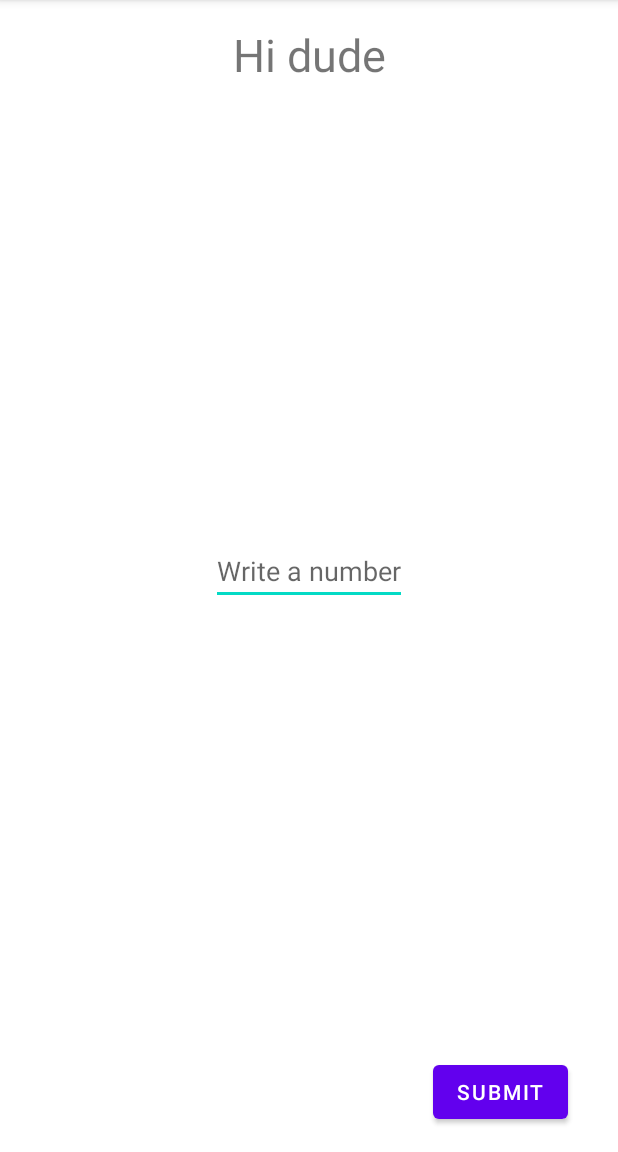
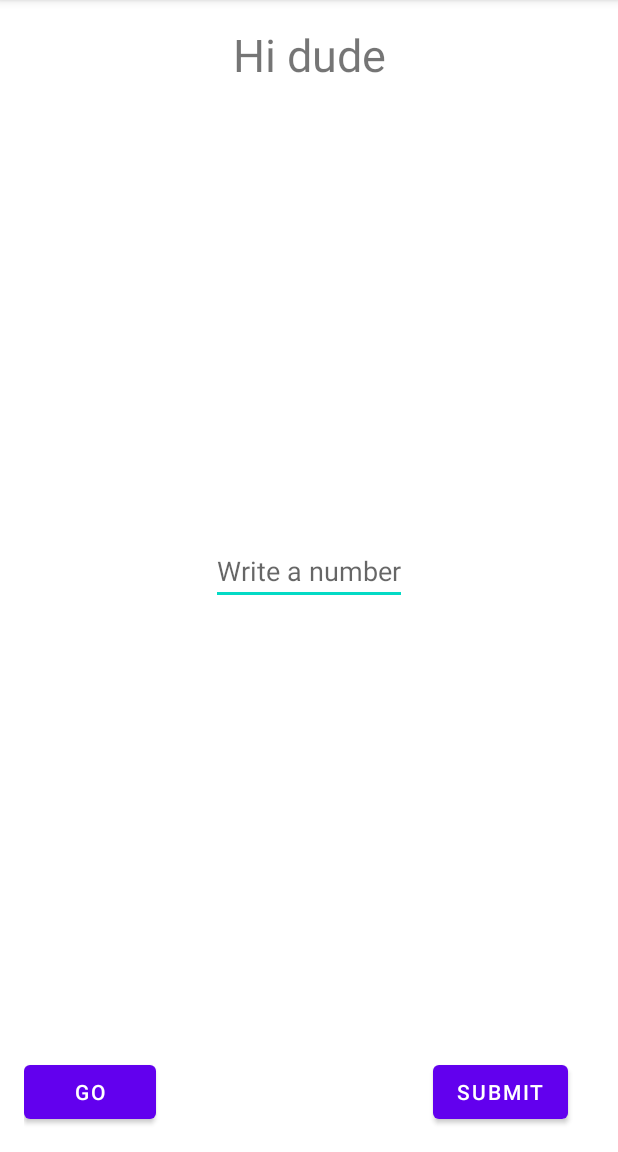
Before and after one commit to MaurizioLopatriello/Coroutineapk, an Android app: the screen it shows after launch (MainActivity), on a phone screen of 412 x 824 dp, the part 84-1236 px from its top. Run offline under Robolectric (Android 15) with nearby library versions, the phone set to English and light mode, and no system bars.

```diff
--- a/app/build.gradle
+++ b/app/build.gradle
@@ -51,4 +51,6 @@ dependencies {
     testImplementation 'junit:junit:4.13.2'
     androidTestImplementation 'androidx.test.ext:junit:1.1.3'
     androidTestImplementation 'androidx.test.espresso:espresso-core:3.4.0'
+    implementation 'com.squareup.retrofit2:retrofit:2.9.0'
+    implementation 'com.squareup.retrofit2:converter-gson:2.9.0'
 }
--- a/app/src/main/java/com/android/example/coroutineapk/MainActivity.kt
+++ b/app/src/main/java/com/android/example/coroutineapk/MainActivity.kt
@@ -2,10 +2,13 @@ package com.android.example.coroutineapk
 
 import androidx.appcompat.app.AppCompatActivity
 import android.os.Bundle
+import android.telecom.Call
+import androidx.navigation.findNavController
 import com.android.example.coroutineapk.databinding.ActivityMainBinding
 
+
+
 class MainActivity : AppCompatActivity() {
-
 private lateinit var binding : ActivityMainBinding
     override fun onCreate(savedInstanceState: Bundle?) {
         super.onCreate(savedInstanceState)
--- a/app/src/main/java/com/android/example/coroutineapk/home.kt
+++ b/app/src/main/java/com/android/example/coroutineapk/home.kt
@@ -1,30 +1,45 @@
 package com.android.example.coroutineapk
-
 import android.os.Bundle
 import android.util.Log
 import android.view.LayoutInflater
 import android.view.View
 import android.view.ViewGroup
 import androidx.fragment.app.Fragment
+import androidx.navigation.fragment.findNavController
 import com.android.example.coroutineapk.databinding.FragmentHomeBinding
 import kotlinx.coroutines.delay
 import kotlinx.coroutines.runBlocking
+import retrofit2.Call
+import retrofit2.Retrofit
+import retrofit2.http.GET
+import retrofit2.http.Path
 
-// TODO: Rename parameter arguments, choose names that match
+
 // the fragment initialization parameters, e.g. ARG_ITEM_NUMBER
 private const val ARG_PARAM1 = "param1"
 private const val ARG_PARAM2 = "param2"
 
-/**
- * A simple [Fragment] subclass.
- * Use the [home.newInstance] factory method to
- * create an instance of this fragment.
- */
+
+data class Repo(val id: String, val name: String)
+interface GitHubService {
+    @GET("users/{user}/repos")
+    fun listRepos(@Path("user") user: String?): Call<List<Repo>>
+
+
+}
+
 class home : Fragment() {
     private var _binding: FragmentHomeBinding? = null
     private val binding
         get() = _binding!!
     private var count = 0
+
+
+    val retrofit = Retrofit.Builder()
+        .baseUrl("https://api.github.com/")
+        .build()
+
+    val gitHubService = retrofit.create(GitHubService::class.java)
 
 
     override fun onCreate(savedInstanceState: Bundle?) {
@@ -37,34 +52,41 @@ class home : Fragment() {
     override fun onCreateView(
         inflater: LayoutInflater, container: ViewGroup?,
         savedInstanceState: Bundle?
-    ): View? {
-        _binding = FragmentHomeBinding.inflate(inflater, container, false)
-        return binding.root
+    ): View {
+        _binding =FragmentHomeBinding.inflate(inflater, container, false)
 
 
+
+
+        return binding.root
     }
 
     override fun onViewCreated(view: View, savedInstanceState: Bundle?) {
         super.onViewCreated(view, savedInstanceState)
+
+        binding.navigationBut.setOnClickListener {
+            findNavController().navigate(R.id.action_home2_to_gitHubFragment)
+
         binding.Button.setOnClickListener {
 
 
             runBlocking {
                 timeDelay()
-                count +=1
-                binding.textView.text ="${binding.editText.text.toString()} ${count.toString()}"
-                Log.v("textview","${binding.editText.text.toString()}")
-
+                count += 1
+                binding.textView.text = "${binding.editText.text.toString()} ${count.toString()}"
+                Log.v("textview", "${binding.editText.text.toString()}")
 
 
             }
 
 
         }
+
+    }
 }
 
 
-    suspend fun timeDelay() {
+private suspend fun timeDelay() {
     delay(2000)
 }
 
--- a/app/src/main/res/layout/activity_main.xml
+++ b/app/src/main/res/layout/activity_main.xml
@@ -14,6 +14,8 @@
         android:layout_height="match_parent"
         app:layout_constraintEnd_toEndOf="parent"
         app:layout_constraintTop_toTopOf="parent"
+        app:defaultNavHost="true"
+        app:navGraph="@navigation/navigation"
 
         />
 
--- a/app/src/main/res/layout/fragment_home.xml
+++ b/app/src/main/res/layout/fragment_home.xml
@@ -5,7 +5,7 @@
     android:layout_height="match_parent"
     android:layout_margin="16dp"
     xmlns:app="http://schemas.android.com/apk/res-auto"
-    tools:context=".home">
+    tools:context="home">
 
     <TextView
         android:id="@+id/textView"
@@ -38,6 +38,14 @@
         app:layout_constraintStart_toEndOf="@id/editText"
         android:text="Submit"/>
 
+    <Button
+        android:id="@+id/navigation_but"
+        android:layout_width="wrap_content"
+        android:layout_height="wrap_content"
+        android:text="Go"
+        app:layout_constraintBottom_toBottomOf="@id/Button"
+        app:layout_constraintStart_toStartOf="parent"
+        />
 
 
 </androidx.constraintlayout.widget.ConstraintLayout>
```
Also changed, not shown: app/src/main/java/com/android/example/coroutineapk/GitHubFragment.kt (added, +71 -0 lines), app/src/main/res/layout/fragment_git_hub.xml (added, +19 -0 lines). Lines whose indentation alone changed are shown as unchanged.
